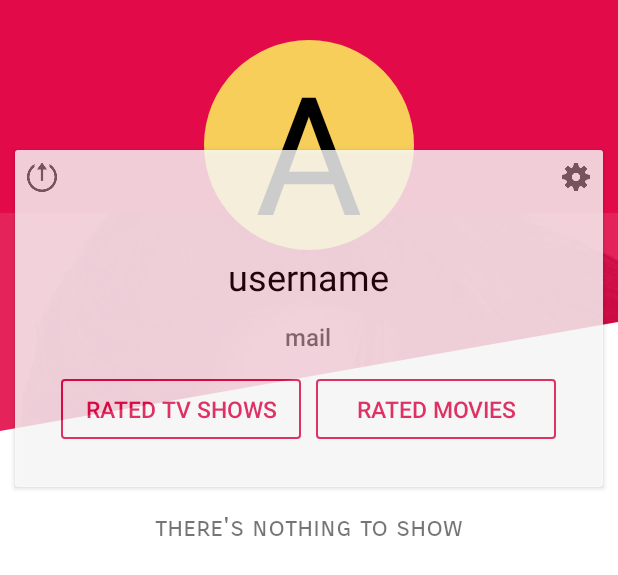
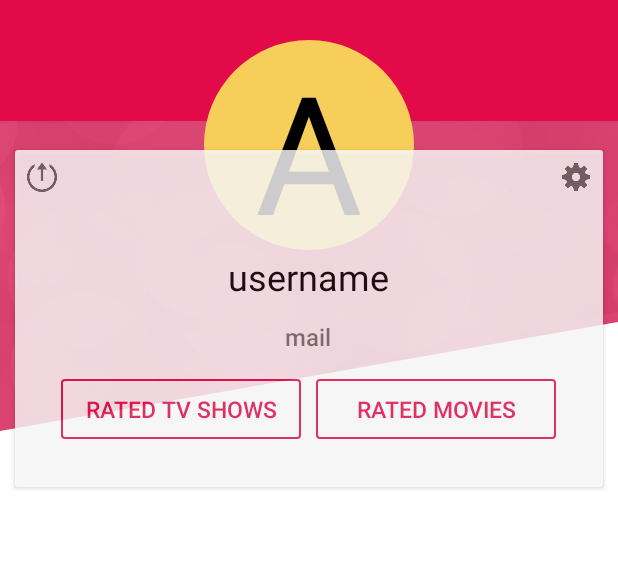
Before and after one commit to ahmedabdelmoula/Cinecasa, an Android app: the layout fragment_main.xml on its own in the app's theme, with its tools: preview values and no code run, on a phone screen of 412 x 824 dp. Shown: the top 575 px of the screen. Run offline under Robolectric (Android 15) with nearby library versions, the phone set to English and light mode, and no system bars; network calls fail; Roboto replaces fonts that are not available here.

Commit message:
7ajet
7ajet

```diff
--- a/app/src/main/java/esprit/tn/cinecasa/fragments/Home2Fragment.java
+++ b/app/src/main/java/esprit/tn/cinecasa/fragments/Home2Fragment.java
@@ -86,6 +86,7 @@ public class Home2Fragment extends Fragment implements AdapterView.OnItemClickLi
         View view = inflater.inflate(R.layout.demo_fragment_gplay_card, container, false);
 
         big_img = (RoundedImageView) view.findViewById(R.id.big_image_movies);
+
         pDialog = new ProgressDialog(getActivity());
         pDialog.setMessage("Please wait...");
         pDialog.setCancelable(false);
@@ -152,6 +153,7 @@ public class Home2Fragment extends Fragment implements AdapterView.OnItemClickLi
                         movie1.setBackdrop_path(backdrop_path);
 
                         if (i == 0) {
+                            System.out.print("+++"+big_img.getMaxWidth()+"++"+big_img.getMaxWidth()+"++"+big_img.getMeasuredWidth());
                             Glide
                                     .with(getContext())
                                     .load(backdrop_path)
--- a/app/src/main/res/drawable/backgroundd.xml
+++ b/app/src/main/res/drawable/backgroundd.xml
@@ -1,12 +1,12 @@
 <?xml version="1.0" encoding="utf-8"?>
 <layer-list xmlns:android="http://schemas.android.com/apk/res/android">
     <item android:drawable="@color/colorPrimary" />
-    <item>
+    <item android:id="@+id/ch">
         <bitmap
-            android:id="@+id/bitmap"
-            android:alpha="0.1"
+            android:id="@+id/bitmapch"
+            android:alpha="0.3"
             android:gravity="center"
-            android:src="@drawable/bebe" />
+            android:src="@drawable/pga" />
     </item>
 
     <item
--- a/app/src/main/res/layout/demo_fragment_gplay_card.xml
+++ b/app/src/main/res/layout/demo_fragment_gplay_card.xml
@@ -57,6 +57,7 @@
                 android:layout_alignParentLeft="true"
                 android:layout_alignParentTop="true"
                 android:adjustViewBounds="true"
+                android:scaleType="fitCenter"
                 card_view:riv_corner_radius="12dp" />
         </android.support.v7.widget.CardView>
     </com.bartoszlipinski.recyclerviewheader2.RecyclerViewHeader>
--- a/app/src/main/res/layout/fragment_main.xml
+++ b/app/src/main/res/layout/fragment_main.xml
@@ -5,6 +5,15 @@
     android:layout_height="match_parent"
     android:background="@drawable/backgroundd"
     android:orientation="vertical">
+    <ScrollView
+        android:layout_width="match_parent"
+        android:layout_height="wrap_content">
+    <LinearLayout
+        android:layout_width="match_parent"
+        android:layout_height="wrap_content"
+        android:orientation="vertical">
+
+
 
 
     <include layout="@layout/profile" />
@@ -125,5 +134,9 @@
         android:fontFamily="sans-serif-smallcaps"
         android:text="there's nothing to show"
         android:textSize="18dp"
-        android:layout_gravity="center"/>
+        android:layout_gravity="center"
+        android:visibility="gone"/>
+
+    </LinearLayout>
+    </ScrollView>
 </LinearLayout>
--- a/app/src/main/res/layout/fragment_moviedetails.xml
+++ b/app/src/main/res/layout/fragment_moviedetails.xml
@@ -224,7 +224,7 @@
                     android:textStyle="bold"
                     android:visibility="gone"/>
 
-                <ListView
+                <esprit.tn.cinecasa.utils.ExpandableHeightListView
                     android:id="@+id/listReview"
                     android:layout_width="match_parent"
                     android:layout_height="wrap_content"
@@ -243,7 +243,7 @@
                     android:visibility="gone"
                     android:id="@+id/titlerev"/>
 
-                <ListView
+                <esprit.tn.cinecasa.utils.ExpandableHeightListView
                     android:id="@+id/listintReview"
                     android:layout_width="match_parent"
                     android:layout_height="wrap_content"
--- a/app/src/main/res/layout/fragment_tvshowdetails.xml
+++ b/app/src/main/res/layout/fragment_tvshowdetails.xml
@@ -215,7 +215,7 @@
                     android:visibility="gone"
                     android:id="@+id/titlerev"/>
 
-                <ListView
+                <esprit.tn.cinecasa.utils.ExpandableHeightListView
                     android:id="@+id/listintReview"
                     android:layout_width="match_parent"
                     android:layout_height="wrap_content"
--- a/app/src/main/res/layout/rated_item.xml
+++ b/app/src/main/res/layout/rated_item.xml
@@ -20,7 +20,7 @@
             <ImageView
                 android:id="@+id/thumbnail"
                 android:layout_width="match_parent"
-                android:layout_height="200dp"
+                android:layout_height="wrap_content"
                 android:background="?attr/selectableItemBackgroundBorderless"
                 android:scaleType="fitXY" />
 
```
Also changed, not shown: app/src/main/java/esprit/tn/cinecasa/fragments/ActorDetailsFragment.java (+16 -9 lines), app/src/main/java/esprit/tn/cinecasa/fragments/MovieDetailsFragment.java (+7 -29 lines), app/src/main/java/esprit/tn/cinecasa/fragments/TVShowDetailsFragment.java (+5 -25 lines), app/src/main/java/esprit/tn/cinecasa/fragments/UserProfileFragment.java (+14 -12 lines), app/src/main/java/esprit/tn/cinecasa/utils/ExpandableHeightListView.java (added, +60 -0 lines), app/src/main/res/drawable/pga.jpg (added).
